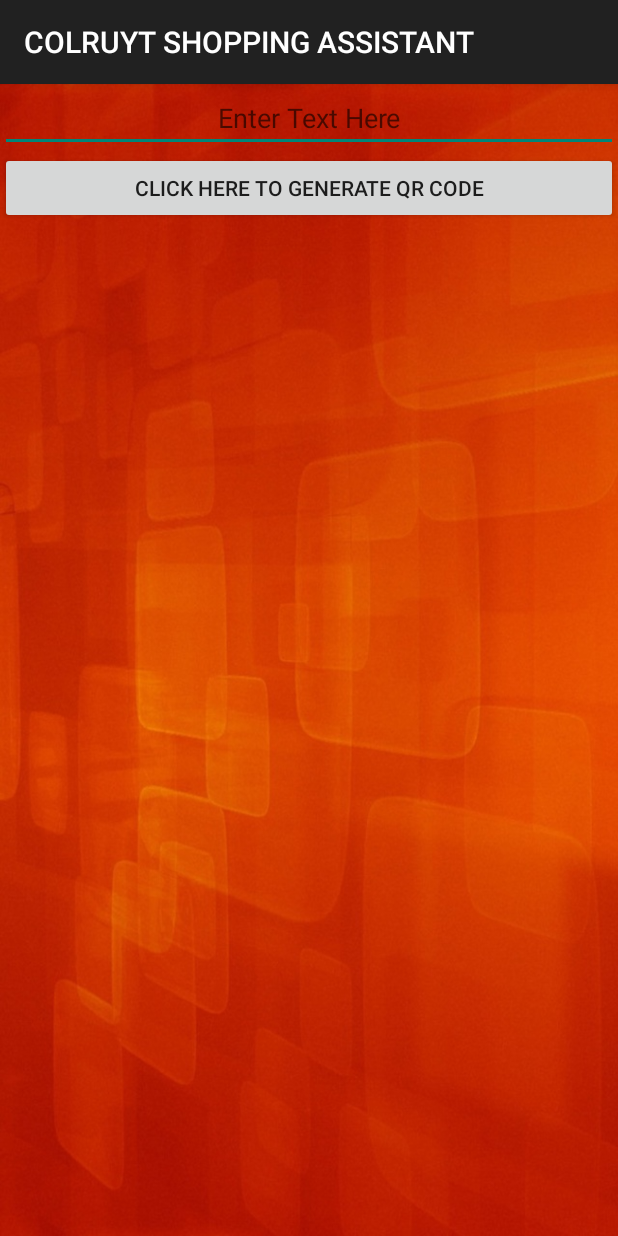
After one commit to adnansee/colruyt_shopping_assistant, an Android app: the ParkingActivity screen opened directly, with no data from a screen before it, on a phone screen of 412 x 824 dp. The commit adds this screen. Run offline under Robolectric (Android 15) with nearby library versions, the phone set to English and light mode, and no system bars.

Commit message:
QR Code loaded

```diff
--- a/app/build.gradle
+++ b/app/build.gradle
@@ -27,4 +27,5 @@
     androidTestImplementation 'com.android.support.test:runner:1.0.2'
     androidTestImplementation 'com.android.support.test.espresso:espresso-core:3.0.2'
     implementation 'com.android.support:recyclerview-v7:28.0.0-alpha3'
+    implementation 'com.google.zxing:core:3.2.1'
 }
--- a/app/src/main/AndroidManifest.xml
+++ b/app/src/main/AndroidManifest.xml
@@ -22,7 +22,8 @@
         <activity
             android:name=".GoShop"
             android:label="@string/title_activity_go_shop"
-            android:theme="@style/NoActionBar"></activity>
+            android:theme="@style/NoActionBar" />
+        <activity android:name=".ParkingActivity"></activity>
     </application>
 
 </manifest>
--- a/app/src/main/java/com/example/inta/colruytassistant/DbHelper.java
+++ b/app/src/main/java/com/example/inta/colruytassistant/DbHelper.java
@@ -7,6 +7,11 @@
 import android.database.sqlite.SQLiteOpenHelper;
 
 import java.util.ArrayList;
+
+/*
+* Database Class which records on device the lists
+* Will be extended to include lists of lists
+* */
 
 public class DbHelper extends SQLiteOpenHelper {
 
--- a/app/src/main/java/com/example/inta/colruytassistant/MyAdapter.java
+++ b/app/src/main/java/com/example/inta/colruytassistant/MyAdapter.java
@@ -6,6 +6,11 @@
 import android.support.v7.widget.RecyclerView;
 import android.view.ViewGroup;
 import android.widget.TextView;
+
+
+/*
+* This class would handle the RecyclersViews of the Application
+* */
 
 public class MyAdapter extends RecyclerView.Adapter<MyAdapter.ViewHolder>{
     private String[] mDataset;
--- /dev/null
+++ b/app/src/main/java/com/example/inta/colruytassistant/ParkingActivity.java
@@ -0,0 +1,107 @@
+package com.example.inta.colruytassistant;
+
+import android.graphics.Bitmap;
+import android.support.v7.app.AppCompatActivity;
+import android.os.Bundle;
+import android.view.View;
+import android.widget.Button;
+import android.widget.EditText;
+import android.widget.ImageView;
+
+import com.google.zxing.BarcodeFormat;
+import com.google.zxing.MultiFormatWriter;
+import com.google.zxing.WriterException;
+import com.google.zxing.common.BitMatrix;
+
+public class ParkingActivity extends AppCompatActivity {
+
+
+
+    ImageView imageView;
+    Button generateqrcode ;
+    EditText editText;
+    String EditTextValue ;
+    Thread thread ;
+    public final static int QRcodeWidth = 500 ;
+    Bitmap bitmap ;
+
+    @Override
+    protected void onCreate(Bundle savedInstanceState) {
+        super.onCreate(savedInstanceState);
+        setContentView(R.layout.activity_parking);
+
+        imageView = (ImageView)findViewById(R.id.imageView);
+        editText = (EditText)findViewById(R.id.editText);
+        generateqrcode= (Button) findViewById(R.id.generateqr);
+
+
+        generateqrcode.setOnClickListener(new View.OnClickListener() {
+            @Override
+            public void onClick(View view) {
+                EditTextValue = editText.getText().toString();
+
+                try {
+                    bitmap = TextToImageEncode(EditTextValue);
+
+                    imageView.setImageBitmap(bitmap);
+
+                } catch (WriterException e){
+                    e.printStackTrace();
+                }
+            }
+        });
+
+    /*generateqrcode.setOnClickListener(new View.OnClickListener() {
+            @Override
+            public void onClick(View view) {
+
+                EditTextValue = editText.getText().toString();
+
+                try {
+                    bitmap = TextToImageEncode(EditTextValue);
+
+                    imageView.setImageBitmap(bitmap);
+
+                } catch (WriterException e) {
+                    e.printStackTrace();
+                }
+
+            }
+        });*/
+    }
+
+
+    Bitmap TextToImageEncode(String Value) throws WriterException {
+        BitMatrix bitMatrix;
+        try {
+            bitMatrix = new MultiFormatWriter().encode(
+                    Value,
+                    BarcodeFormat.QR_CODE,
+                    QRcodeWidth, QRcodeWidth, null
+            );
+
+        } catch (IllegalArgumentException Illegalargumentexception) {
+
+            return null;
+        }
+        int bitMatrixWidth = bitMatrix.getWidth();
+
+        int bitMatrixHeight = bitMatrix.getHeight();
+
+        int[] pixels = new int[bitMatrixWidth * bitMatrixHeight];
+
+        for (int y = 0; y < bitMatrixHeight; y++) {
+            int offset = y * bitMatrixWidth;
+
+            for (int x = 0; x < bitMatrixWidth; x++) {
+
+                pixels[offset + x] = bitMatrix.get(x, y) ?
+                        getResources().getColor(R.color.white):getResources().getColor(R.color.black);
+            }
+        }
+        Bitmap bitmap = Bitmap.createBitmap(bitMatrixWidth, bitMatrixHeight, Bitmap.Config.ARGB_4444);
+
+        bitmap.setPixels(pixels, 0, 500, 0, 0, bitMatrixWidth, bitMatrixHeight);
+        return bitmap;
+    }
+}
--- /dev/null
+++ b/app/src/main/java/com/example/inta/colruytassistant/Route_Adapter.java
@@ -0,0 +1,4 @@
+package com.example.inta.colruytassistant;
+
+public class Route_Adapter {
+}
--- a/app/src/main/res/layout/activity_main.xml
+++ b/app/src/main/res/layout/activity_main.xml
@@ -52,13 +52,14 @@
         app:layout_constraintTop_toTopOf="parent" />
 
     <android.support.v7.widget.AppCompatImageView
-
+        android:id="@+id/parking1"
         android:layout_width="69dp"
         android:layout_height="64dp"
         android:layout_marginBottom="4dp"
         android:src="@drawable/pki"
         app:layout_constraintBottom_toBottomOf="parent"
-        app:layout_constraintEnd_toEndOf="parent" />
+        app:layout_constraintEnd_toEndOf="parent"
+         />
 
 
 </android.support.constraint.ConstraintLayout>
--- /dev/null
+++ b/app/src/main/res/layout/activity_parking.xml
@@ -0,0 +1,38 @@
+<?xml version="1.0" encoding="utf-8"?>
+
+
+    <RelativeLayout xmlns:android="http://schemas.android.com/apk/res/android"
+        xmlns:tools="http://schemas.android.com/tools"
+    android:background="@drawable/mainbackground"
+        android:layout_width="match_parent"
+        android:layout_height="match_parent"
+        tools:context=".ParkingActivity"
+        >
+
+        <EditText
+            android:layout_width="fill_parent"
+            android:layout_height="wrap_content"
+            android:id="@+id/editText"
+            android:layout_alignParentTop="true"
+            android:layout_centerHorizontal="true"
+            android:hint="Enter Text Here"
+            android:gravity="center"
+            />
+
+    <Button
+        android:id="@+id/generateqr"
+        android:layout_width="fill_parent"
+        android:layout_height="wrap_content"
+        android:layout_below="@+id/editText"
+        android:layout_centerHorizontal="true"
+        android:text="CLICK HERE TO generate qr code" />
+
+        <ImageView
+            android:layout_width="wrap_content"
+            android:layout_height="wrap_content"
+            android:id="@+id/imageView"
+            android:layout_centerHorizontal="true"
+            android:layout_below="@+id/generateqr"
+            />
+
+    </RelativeLayout>
--- a/app/src/main/res/values/colors.xml
+++ b/app/src/main/res/values/colors.xml
@@ -5,4 +5,6 @@
     <color name="colorAccent">#AC5430</color>
     <color name="textColor">#ffb6c1</color>
     <color name="buttonColor">#340708</color>
+    <color name="white">#FFFFFF</color>
+    <color name="black">#000000</color>
 </resources>
```
Also changed, not shown: app/src/main/java/com/example/inta/colruytassistant/MainActivity.java (+14 -8 lines), app/src/main/res/drawable/pak.png (deleted), app/src/main/res/drawable/pk.png (deleted), app/src/main/res/drawable/qrr.png (added).
